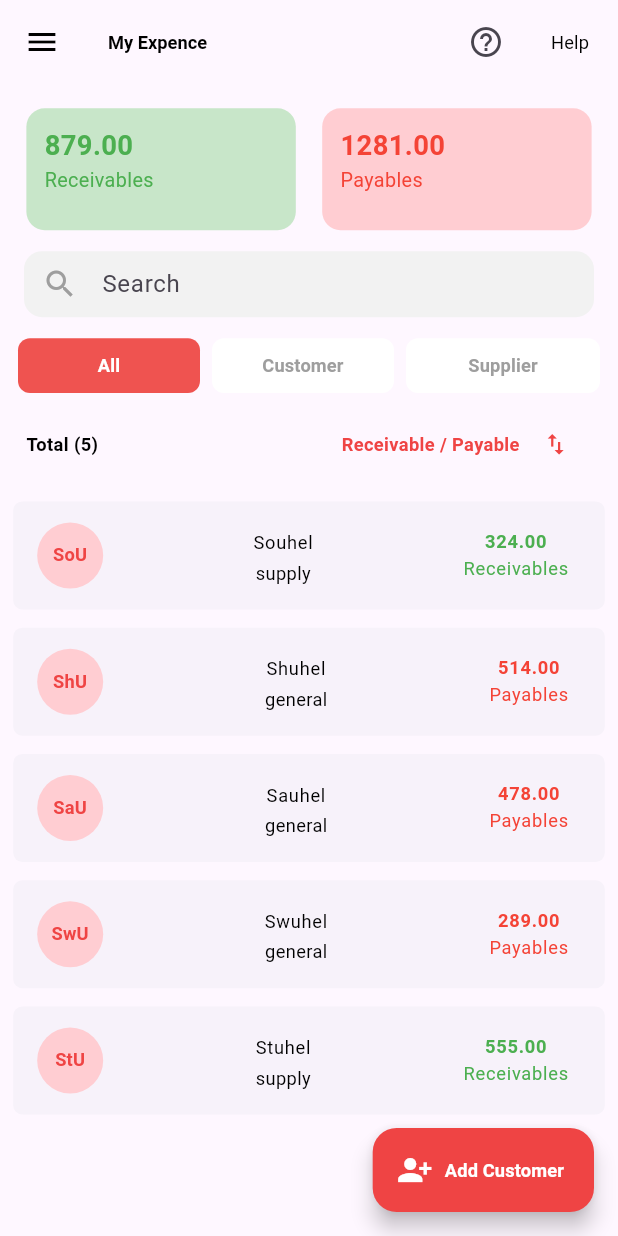
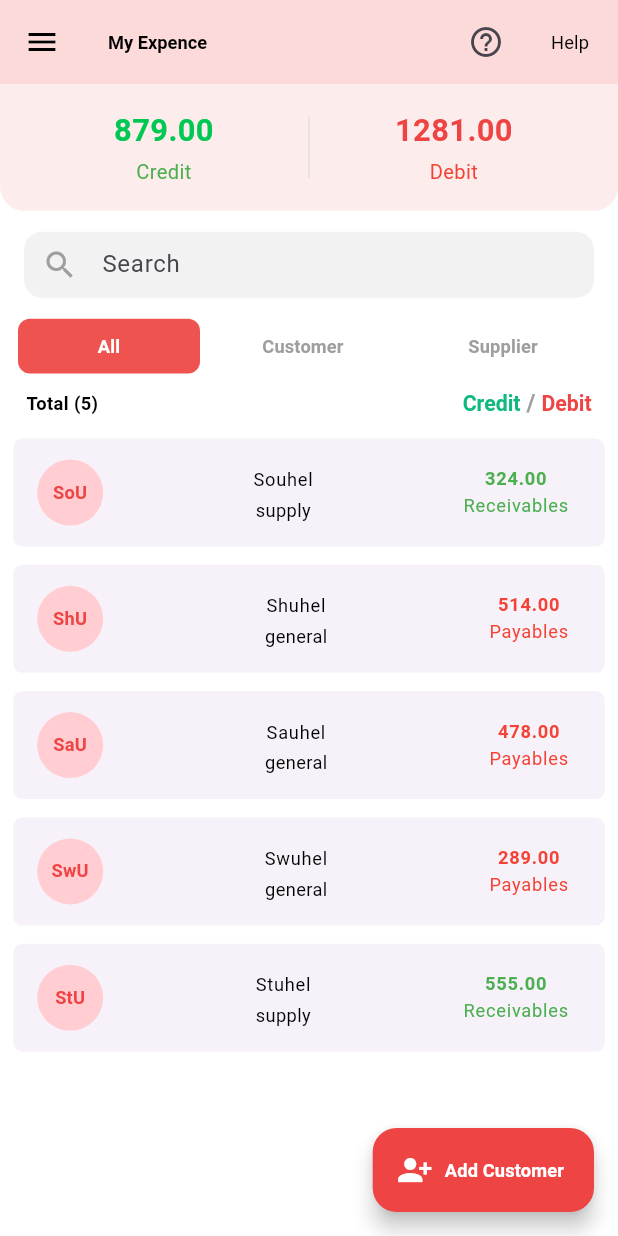
Before and after one commit to uvcorn/sancayi, a Flutter app: the screen it shows after launch, on a phone screen of 412 x 824 dp. Run offline on Flutter 3.47's test engine with Material 3 defaults, Android fonts, the phone set to English and light mode, and no system bars; our stand-ins replace cached_network_image, flutter_screenutil, flutter_svg, google_fonts, shimmer.

Commit message:
update 5 files

```diff
--- a/lib/core/constants/app_colors.dart
+++ b/lib/core/constants/app_colors.dart
@@ -8,10 +8,13 @@ class AppColors {
   // Explicitly named colors
   static const Color greenish = Color(0xFF10B981); // (Greenish/Teal)
   static const Color red = Color(0xFFEF4444);
+  static const Color green = Color(0xFF00C853);
   static const Color lightBlue = Color(0xFFDEE9FB);
   static const Color white = Color(0xFFFFFFFF);
   static const Color black = Color(0xFF000000);
   static const Color mediumGray = Color(0xFF9E9E9E);
+  static const Color cream = Color(0xFFFFEBEE);
+  static const Color creamLight = Color(0xFFFFCDD2);
 
   static const Color lightGray = Color(0xFFF4F4F4);
 
--- a/lib/core/constants/app_strings.dart
+++ b/lib/core/constants/app_strings.dart
@@ -4,6 +4,8 @@ class AppStrings {
 
   static const String appBarTitle = 'My Expence';
   static const String receivables = 'Receivables';
+  static const String debit = 'Debit';
+  static const String credit = 'Credit';
   static const String payAbles = 'Payables';
   static const String balance = 'Balance';
   static const String total = 'Total';
--- /dev/null
+++ b/lib/core/widgets/texts/custom_rich_text.dart
@@ -0,0 +1,67 @@
+import 'package:flutter/gestures.dart';
+import 'package:flutter/material.dart';
+import 'package:flutter_screenutil/flutter_screenutil.dart';
+
+import '../../constants/app_colors.dart';
+
+class CustomRichText extends StatelessWidget {
+  final String firstText; // The first text (e.g., "Don't have an account?")
+  final String secondText; // The clickable text (e.g., "Sign Up")
+  final Color firstTextColor; // Color of the first text
+  final Color secondTextColor; // Color of the link text
+  final double fontSize;
+  final VoidCallback onTap;
+  final bool isSlash;
+
+  const CustomRichText({
+    super.key,
+    required this.firstText,
+    required this.secondText,
+    this.firstTextColor = AppColors.greenish,
+    this.secondTextColor = AppColors.red,
+    this.fontSize = 14.0,
+    required this.onTap,
+    this.isSlash = false,
+  });
+
+  @override
+  Widget build(BuildContext context) {
+    return Center(
+      child: RichText(
+        textAlign: TextAlign.center,
+        maxLines: 2,
+        text: TextSpan(
+          children: <TextSpan>[
+            TextSpan(
+              text: firstText,
+              style: TextStyle(
+                color: firstTextColor,
+                fontWeight: FontWeight.w600,
+                fontSize: fontSize.sp,
+              ),
+            ),
+            if (isSlash == true)
+              TextSpan(
+                text: " / ",
+                style: TextStyle(
+                  color: Colors.grey, // second color (separator)
+                  fontWeight: FontWeight.bold,
+                  fontSize: 16,
+                ),
+              ),
+
+            TextSpan(
+              text: secondText,
+              style: TextStyle(
+                color: secondTextColor,
+                fontSize: fontSize.sp,
+                fontWeight: FontWeight.w600,
+              ),
+              recognizer: TapGestureRecognizer()..onTap = onTap,
+            ),
+          ],
+        ),
+      ),
+    );
+  }
+}
--- a/lib/features/home/presentation/screens/home_screen.dart
+++ b/lib/features/home/presentation/screens/home_screen.dart
@@ -32,7 +32,9 @@ class _HomeState extends State<HomeScreen> {
     final provider = Provider.of<CustomerProvider>(context);
     final tabs = ['All', 'Customer', 'Supplier'];
     return Scaffold(
+      backgroundColor: AppColors.white,
       appBar: AppBar(
+        backgroundColor: AppColors.red.withOpacity(0.2),
         title: CustomText(
           text: AppStrings.appBarTitle,
           fontWeight: FontWeight.bold,
--- a/lib/features/home/presentation/widgets/customer_summary_header.dart
+++ b/lib/features/home/presentation/widgets/customer_summary_header.dart
@@ -1,7 +1,7 @@
 import 'package:flutter/material.dart';
 import 'package:flutter_screenutil/flutter_screenutil.dart';
-import 'package:sancayi/core/constants/app_colors.dart';
 import 'package:sancayi/core/constants/app_strings.dart';
+import 'package:sancayi/core/widgets/texts/custom_rich_text.dart';
 import 'package:sancayi/core/widgets/texts/custom_text.dart';
 
 class CustomerSummaryHeader extends StatelessWidget {
@@ -25,14 +25,12 @@ class CustomerSummaryHeader extends StatelessWidget {
             fontWeight: FontWeight.bold,
           ),
           const Spacer(),
-          CustomText(
-            text: AppStrings.receivablePayable,
-            color: AppColors.red,
-            fontWeight: FontWeight.bold,
-          ),
-          IconButton(
-            icon: Icon(Icons.swap_vert, color: AppColors.red, size: 18.r),
-            onPressed: onSwapPressed ?? () {},
+
+          CustomRichText(
+            firstText: AppStrings.credit,
+            isSlash: true,
+            secondText: AppStrings.debit,
+            onTap: () {},
           ),
         ],
       ),
--- a/lib/features/home/presentation/widgets/total_balance_cards.dart
+++ b/lib/features/home/presentation/widgets/total_balance_cards.dart
@@ -1,9 +1,9 @@
-// presentation/screens/home/widgets/total_balance_cards.dart
-
 import 'package:flutter/material.dart';
 import 'package:flutter_screenutil/flutter_screenutil.dart';
 import 'package:sancayi/core/constants/app_strings.dart';
 import 'package:sancayi/core/widgets/texts/custom_text.dart';
+
+import '../../../../core/constants/app_colors.dart';
 
 class TotalBalanceCards extends StatelessWidget {
   final double totalCredit;
@@ -18,70 +18,64 @@ class TotalBalanceCards extends StatelessWidget {
   @override
   Widget build(BuildContext context) {
     return Padding(
-      padding: EdgeInsets.fromLTRB(16.w, 16.h, 16.w, 0.h),
+      padding: EdgeInsets.symmetric(horizontal: 0.w, vertical: 0.h),
+      child: Container(
+        padding: EdgeInsets.symmetric(horizontal: 12.w, vertical: 16.h),
+        decoration: BoxDecoration(
+          color: AppColors.red.withOpacity(0.1), // light pink background
+          borderRadius: BorderRadius.only(
+            bottomLeft: Radius.circular(16.r),
+            bottomRight: Radius.circular(16.r),
+          ),
+        ),
         child: Row(
           children: [
-          // Credit Card
+            // Receivables
             Expanded(
-            child: Container(
-              height: 80.h,
-              decoration: BoxDecoration(
-                color: Colors.green[100],
-                borderRadius: BorderRadius.circular(12.r),
-              ),
-              child: Padding(
-                padding: EdgeInsets.all(12.r),
               child: Column(
-                  crossAxisAlignment: CrossAxisAlignment.start,
+                crossAxisAlignment: CrossAxisAlignment.center,
                 children: [
                   CustomText(
                     text: totalCredit.toStringAsFixed(2),
+                    color: AppColors.green,
+                    fontWeight: FontWeight.bold,
+                    fontSize: 20.sp,
+                  ),
+                  SizedBox(height: 4.h),
+                  CustomText(
+                    text: AppStrings.credit,
                     color: Colors.green,
-                      fontWeight: FontWeight.bold,
-                      fontSize: 18,
-                    ),
-                    CustomText(
-                      text: AppStrings.receivables,
-                      color: Colors.green,
-                      fontSize: 13,
+                    fontSize: 13.sp,
                   ),
                 ],
               ),
             ),
-            ),
-          ),
-          SizedBox(width: 16.w),
 
-          // Debit Card
+            // Divider
+            Container(width: 1, height: 40.h, color: Colors.grey[300]),
+
+            // Payables
             Expanded(
-            child: Container(
-              height: 80.h,
-              decoration: BoxDecoration(
-                color: Colors.red[100],
-                borderRadius: BorderRadius.circular(12.r),
-              ),
-              child: Padding(
-                padding: EdgeInsets.all(12.r),
               child: Column(
-                  crossAxisAlignment: CrossAxisAlignment.start,
+                crossAxisAlignment: CrossAxisAlignment.center,
                 children: [
                   CustomText(
                     text: totalDebit.toStringAsFixed(2),
+                    color: AppColors.red,
+                    fontWeight: FontWeight.bold,
+                    fontSize: 20.sp,
+                  ),
+                  SizedBox(height: 4.h),
+                  CustomText(
+                    text: AppStrings.debit,
                     color: Colors.red,
-                      fontWeight: FontWeight.bold,
-                      fontSize: 18,
-                    ),
-                    CustomText(
-                      text: AppStrings.payAbles,
-                      color: Colors.red,
-                      fontSize: 13,
+                    fontSize: 13.sp,
                   ),
                 ],
               ),
             ),
+          ],
         ),
-          ),
-        ],
       ),
     );
   }
```
Lines whose indentation alone changed are shown as unchanged.
